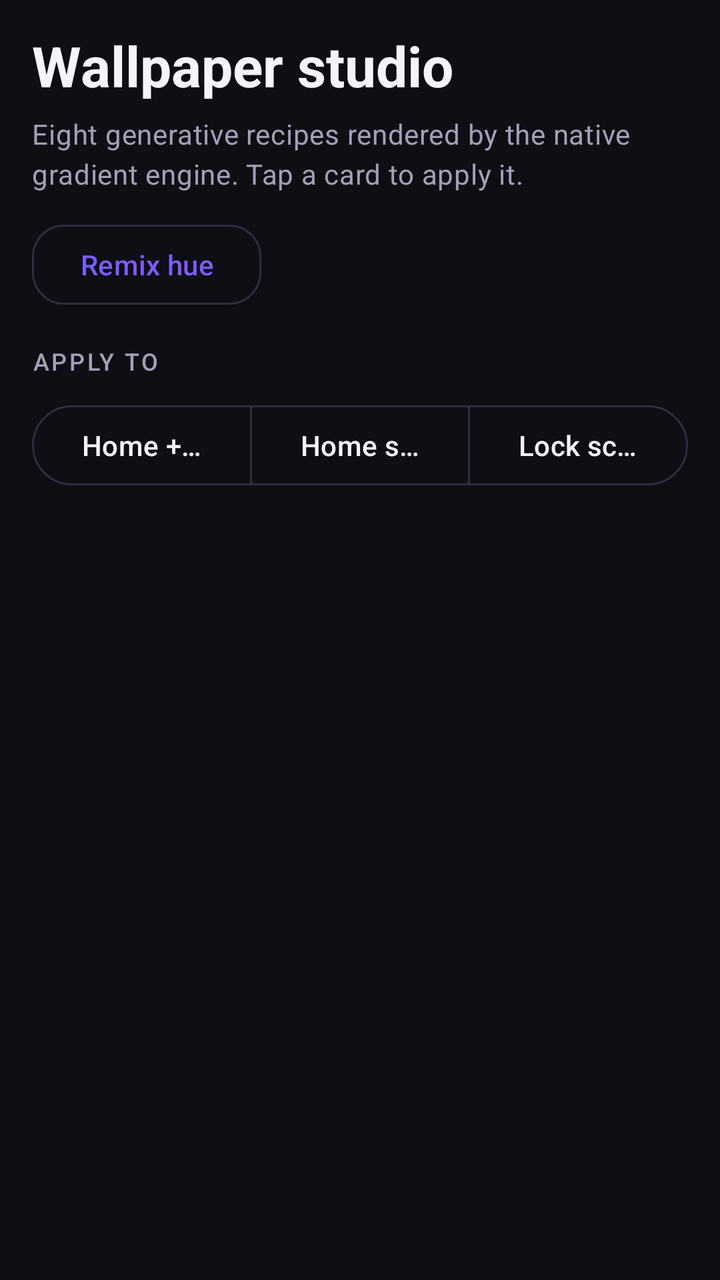
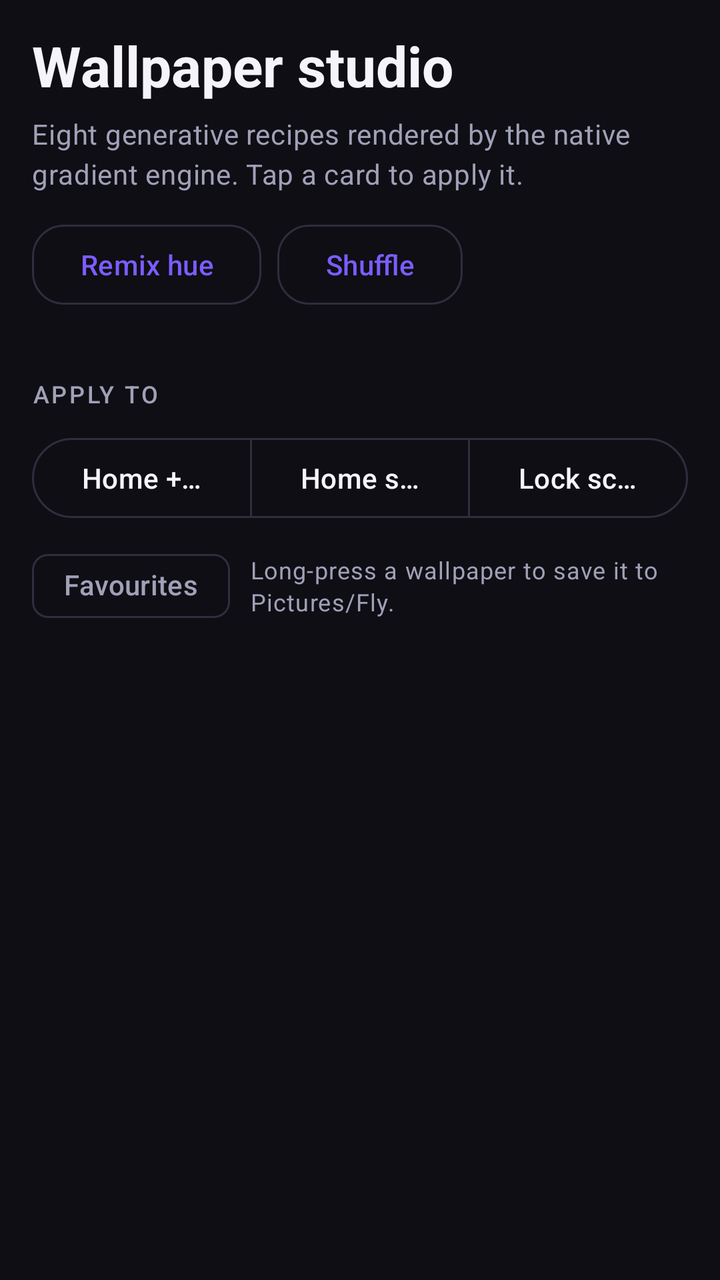

The first picture is an Android layout as it rendered before a commit; the second is the same layout after the commit. The layout source and the unified diff follow.
<!-- AndroidManifest.xml: application theme Theme.Fly.Dark -->
<!-- res/layout/fragment_wallpapers.xml -->
<?xml version="1.0" encoding="utf-8"?>
<LinearLayout xmlns:android="http://schemas.android.com/apk/res/android"
    xmlns:app="http://schemas.android.com/apk/res-auto"
    android:layout_width="match_parent"
    android:layout_height="match_parent"
    android:orientation="vertical"
    android:paddingLeft="16dp"
    android:paddingTop="8dp"
    android:paddingRight="16dp">

    <TextView
        style="@style/Fly.Hero"
        android:text="@string/wallpapers_title" />

    <TextView
        style="@style/Fly.Body"
        android:layout_marginTop="6dp"
        android:text="@string/wallpapers_subtitle" />

    <LinearLayout
        android:layout_width="match_parent"
        android:layout_height="wrap_content"
        android:layout_marginTop="12dp"
        android:gravity="center_vertical"
        android:orientation="horizontal">

        <com.google.android.material.button.MaterialButton
            android:id="@+id/btnRemix"
            style="@style/Fly.OutlinedButton"
            android:text="@string/btn_remix" />

        <TextView
            android:id="@+id/txtHueShift"
            style="@style/Fly.Caption"
            android:layout_width="0dp"
            android:layout_marginStart="12dp"
            android:layout_weight="1" />

        <ProgressBar
            android:id="@+id/applyProgress"
            android:layout_width="22dp"
            android:layout_height="22dp"
            android:indeterminateTint="?attr/colorPrimary"
            android:visibility="gone" />
    </LinearLayout>

    <TextView
        style="@style/Fly.Section"
        android:layout_marginTop="16dp"
        android:text="@string/apply_target_label" />

    <com.google.android.material.button.MaterialButtonToggleGroup
        android:id="@+id/targetGroup"
        android:layout_width="match_parent"
        android:layout_height="wrap_content"
        app:selectionRequired="true"
        app:singleSelection="true">

        <com.google.android.material.button.MaterialButton
            android:id="@+id/btnTargetBoth"
            style="?attr/materialButtonOutlinedStyle"
            android:layout_width="0dp"
            android:layout_height="wrap_content"
            android:layout_weight="1"
            android:text="@string/target_both" />

        <com.google.android.material.button.MaterialButton
            android:id="@+id/btnTargetHome"
            style="?attr/materialButtonOutlinedStyle"
            android:layout_width="0dp"
            android:layout_height="wrap_content"
            android:layout_weight="1"
            android:text="@string/target_home" />

        <com.google.android.material.button.MaterialButton
            android:id="@+id/btnTargetLock"
            style="?attr/materialButtonOutlinedStyle"
            android:layout_width="0dp"
            android:layout_height="wrap_content"
            android:layout_weight="1"
            android:text="@string/target_lock" />
    </com.google.android.material.button.MaterialButtonToggleGroup>

    <androidx.recyclerview.widget.RecyclerView
        android:id="@+id/wallpaperGrid"
        android:layout_width="match_parent"
        android:layout_height="0dp"
        android:layout_marginTop="10dp"
        android:layout_weight="1"
        android:clipToPadding="false"
        android:paddingBottom="10dp" />

</LinearLayout>
<!-- resources referenced by this layout -->
<resources>
  <string name="apply_target_label">Apply to</string>
  <string name="btn_remix">Remix hue</string>
  <string name="target_both">Home + lock</string>
  <string name="target_home">Home screen</string>
  <string name="target_lock">Lock screen</string>
  <string name="wallpapers_subtitle">Eight generative recipes rendered by the native gradient engine. Tap a card to apply it.</string>
  <string name="wallpapers_title">Wallpaper studio</string>
  <style name="Fly.Body" parent="TextAppearance.Material3.BodyMedium">
          <item name="android:layout_width">match_parent</item>
          <item name="android:layout_height">wrap_content</item>
          <item name="android:textColor">?attr/colorOnSurfaceVariant</item>
          <item name="android:lineSpacingExtra">3dp</item>
      </style>
  <style name="Fly.Caption" parent="TextAppearance.Material3.BodySmall">
          <item name="android:layout_width">wrap_content</item>
          <item name="android:layout_height">wrap_content</item>
          <item name="android:textColor">?attr/colorOnSurfaceVariant</item>
      </style>
  <style name="Fly.Hero" parent="TextAppearance.Material3.HeadlineMedium">
          <item name="android:layout_width">match_parent</item>
          <item name="android:layout_height">wrap_content</item>
          <item name="android:layout_marginTop">6dp</item>
          <item name="android:textColor">?attr/colorOnSurface</item>
          <item name="android:textStyle">bold</item>
      </style>
  <style name="Fly.OutlinedButton" parent="Widget.Material3.Button.OutlinedButton">
          <item name="android:layout_width">wrap_content</item>
          <item name="android:layout_height">wrap_content</item>
          <item name="cornerRadius">16dp</item>
      </style>
  <style name="Fly.Section" parent="TextAppearance.Material3.LabelMedium">
          <item name="android:layout_width">match_parent</item>
          <item name="android:layout_height">wrap_content</item>
          <item name="android:textAllCaps">true</item>
          <item name="android:letterSpacing">0.1</item>
          <item name="android:textColor">?attr/colorOnSurfaceVariant</item>
          <item name="android:layout_marginBottom">10dp</item>
      </style>
  <style name="Theme.Fly.Dark" parent="Theme.Fly.Base">
          <item name="colorSurface">@color/surface_dark</item>
          <item name="colorSurfaceContainer">@color/surface_container_dark</item>
          <item name="colorSurfaceContainerHigh">@color/surface_container_high_dark</item>
          <item name="colorSurfaceVariant">@color/surface_variant_dark</item>
          <item name="colorOnSurface">@color/on_surface_dark</item>
          <item name="colorOnSurfaceVariant">@color/on_surface_variant_dark</item>
          <item name="colorOutline">@color/outline_dark</item>
          <item name="colorOutlineVariant">@color/outline_variant_dark</item>
          <item name="android:colorBackground">@color/surface_dark</item>
          <item name="colorOnBackground">@color/on_surface_dark</item>
      </style>
  <color name="surface_dark">#0E0E14</color>
  <color name="surface_container_dark">#17171F</color>
  <color name="surface_container_high_dark">#1F1F2A</color>
  <color name="surface_variant_dark">#232330</color>
  <color name="on_surface_dark">#F4F4FA</color>
  <color name="on_surface_variant_dark">#A0A0B8</color>
  <color name="outline_dark">#2E2E3E</color>
  <color name="outline_variant_dark">#26262F</color>
  <color name="fly_brand">#7C5CFF</color>
  <color name="accent_on">#FFFFFF</color>
  <!-- unchanged entries left out for length: 1 -->
</resources>

<!-- the commit's change to res/layout/fragment_wallpapers.xml (unified diff, before → after) -->
@@ -29,24 +29,29 @@
             style="@style/Fly.OutlinedButton"
             android:text="@string/btn_remix" />
 
-        <TextView
-            android:id="@+id/txtHueShift"
-            style="@style/Fly.Caption"
-            android:layout_width="0dp"
-            android:layout_marginStart="12dp"
-            android:layout_weight="1" />
+        <com.google.android.material.button.MaterialButton
+            android:id="@+id/btnShuffle"
+            style="@style/Fly.OutlinedButton"
+            android:layout_marginStart="8dp"
+            android:text="@string/btn_shuffle" />
 
         <ProgressBar
             android:id="@+id/applyProgress"
             android:layout_width="22dp"
             android:layout_height="22dp"
+            android:layout_marginStart="10dp"
             android:indeterminateTint="?attr/colorPrimary"
             android:visibility="gone" />
     </LinearLayout>
 
     <TextView
+        android:id="@+id/txtHueShift"
+        style="@style/Fly.Caption"
+        android:layout_marginTop="4dp" />
+
+    <TextView
         style="@style/Fly.Section"
-        android:layout_marginTop="16dp"
+        android:layout_marginTop="12dp"
         android:text="@string/apply_target_label" />
 
     <com.google.android.material.button.MaterialButtonToggleGroup
@@ -81,11 +86,41 @@
             android:text="@string/target_lock" />
     </com.google.android.material.button.MaterialButtonToggleGroup>
 
+    <LinearLayout
+        android:layout_width="match_parent"
+        android:layout_height="wrap_content"
+        android:layout_marginTop="6dp"
+        android:gravity="center_vertical"
+        android:orientation="horizontal">
+
+        <com.google.android.material.chip.Chip
+            android:id="@+id/chipFavorites"
+            style="@style/Widget.Material3.Chip.Filter"
+            android:layout_width="wrap_content"
+            android:layout_height="wrap_content"
+            android:checkable="true"
+            android:text="@string/btn_favorites" />
+
+        <TextView
+            style="@style/Fly.Caption"
+            android:layout_width="0dp"
+            android:layout_marginStart="10dp"
+            android:layout_weight="1"
+            android:text="@string/hint_long_press_save" />
+    </LinearLayout>
+
+    <TextView
+        android:id="@+id/txtWallpapersEmpty"
+        style="@style/Fly.Body"
+        android:layout_marginTop="10dp"
+        android:text="@string/wallpapers_empty_favorites"
+        android:visibility="gone" />
+
     <androidx.recyclerview.widget.RecyclerView
         android:id="@+id/wallpaperGrid"
         android:layout_width="match_parent"
         android:layout_height="0dp"
-        android:layout_marginTop="10dp"
+        android:layout_marginTop="6dp"
         android:layout_weight="1"
         android:clipToPadding="false"
         android:paddingBottom="10dp" />
<!-- resource entries referenced after the edit -->
@@ -1,10 +1,14 @@
 <!-- resources referenced by this layout -->
 <resources>
   <string name="apply_target_label">Apply to</string>
+  <string name="btn_favorites">Favourites</string>
   <string name="btn_remix">Remix hue</string>
+  <string name="btn_shuffle">Shuffle</string>
+  <string name="hint_long_press_save">Long-press a wallpaper to save it to Pictures/Fly.</string>
   <string name="target_both">Home + lock</string>
   <string name="target_home">Home screen</string>
   <string name="target_lock">Lock screen</string>
+  <string name="wallpapers_empty_favorites">No favourites yet — tap the star on any wallpaper.</string>
   <string name="wallpapers_subtitle">Eight generative recipes rendered by the native gradient engine. Tap a card to apply it.</string>
   <string name="wallpapers_title">Wallpaper studio</string>
   <style name="Fly.Body" parent="TextAppearance.Material3.BodyMedium">
